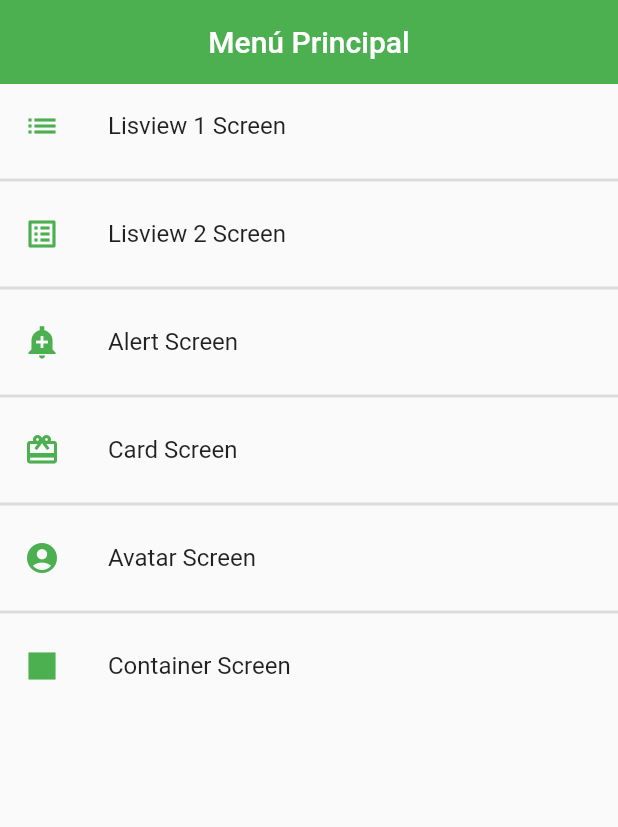
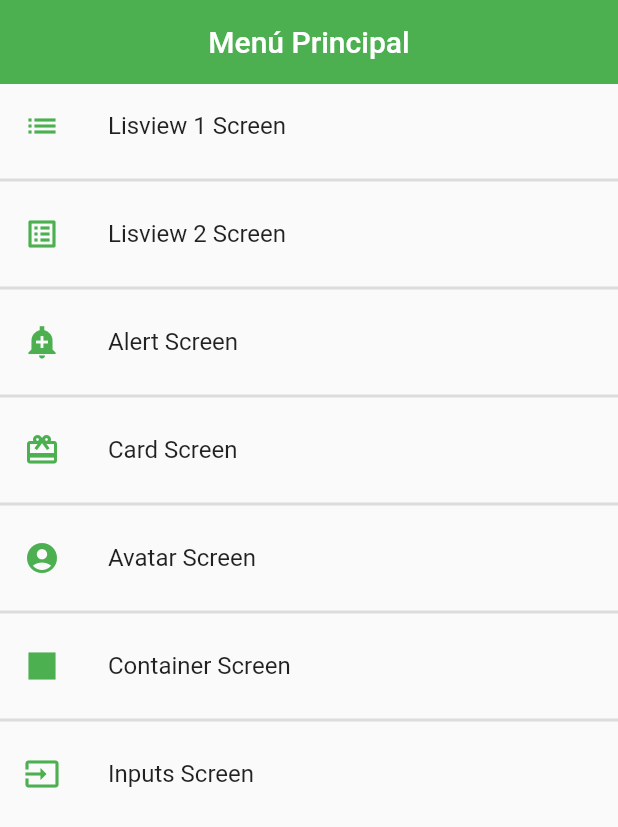
Before and after one commit to edson-mr/flutter-componentes, a Flutter app: the screen it shows after launch, on a phone screen of 412 x 824 dp. Shown: the top 827 px of the screen. Run offline on Flutter 3.47's test engine with Material 2 defaults, Android fonts, the light colour scheme and no system bars.

Commit message:
actualizando el input screen

```diff
--- a/lib/routes/app_routes.dart
+++ b/lib/routes/app_routes.dart
@@ -44,6 +44,11 @@ class AppRoutes {
         icon: Icons.square,
         nombre: 'Container Screen',
         screen: const ContainerScreen()),
+    MenuOption(
+        route: 'Input',
+        icon: Icons.input,
+        nombre: 'Inputs Screen',
+        screen: const InputsScreen()),
   ];
 
   static Map<String, Widget Function(BuildContext)> getRoutes() {
--- a/lib/screens/screens.dart
+++ b/lib/screens/screens.dart
@@ -1,3 +1,5 @@
+
+
 
 
 
@@ -6,5 +8,6 @@ export 'package:aprendiendo/screens/avatar_screen.dart';
 export 'package:aprendiendo/screens/card_screen.dart';
 export 'package:aprendiendo/screens/container_screen.dart';
 export 'package:aprendiendo/screens/home_screen.dart';
+export 'package:aprendiendo/screens/imputs_screen.dart';
 export 'package:aprendiendo/screens/listview1_screen.dart';
 export 'package:aprendiendo/screens/listview2_screen.dart';
```
Also changed, not shown: lib/screens/imputs_screen.dart (+34 -5 lines).
